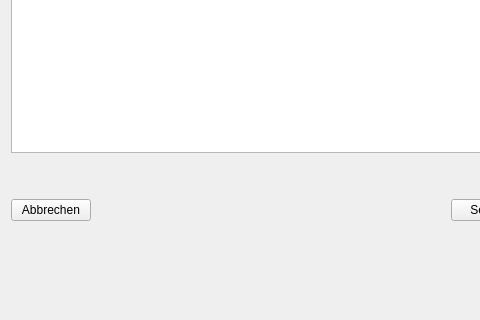
This is HR_Managment_System_Application/antrag_detailpage.ui in MehmetMertt/twentyONE_HR_System as Qt 5 draws it before an edit; both pictures show x 0 to 480 and y 280 to 600 of the 800 by 600 pixel window. The edited form follows.
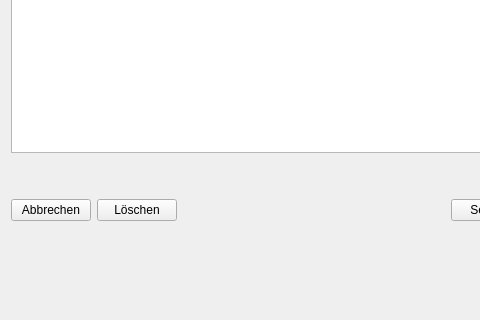
This is the edited form.

What changed in the file:
```diff
--- a/HR_Managment_System_Application/antrag_detailpage.ui
+++ b/HR_Managment_System_Application/antrag_detailpage.ui
@@ -301,6 +301,19 @@
          </property>
         </widget>
        </item>
+       <item>
+        <widget class="QPushButton" name="button_loeschen">
+         <property name="cursor">
+          <cursorShape>PointingHandCursor</cursorShape>
+         </property>
+         <property name="text">
+          <string>Löschen</string>
+         </property>
+         <property name="color" stdset="0">
+          <string>delete</string>
+         </property>
+        </widget>
+       </item>
        <item>
         <spacer name="horizontalSpacer_2">
          <property name="orientation">
```
